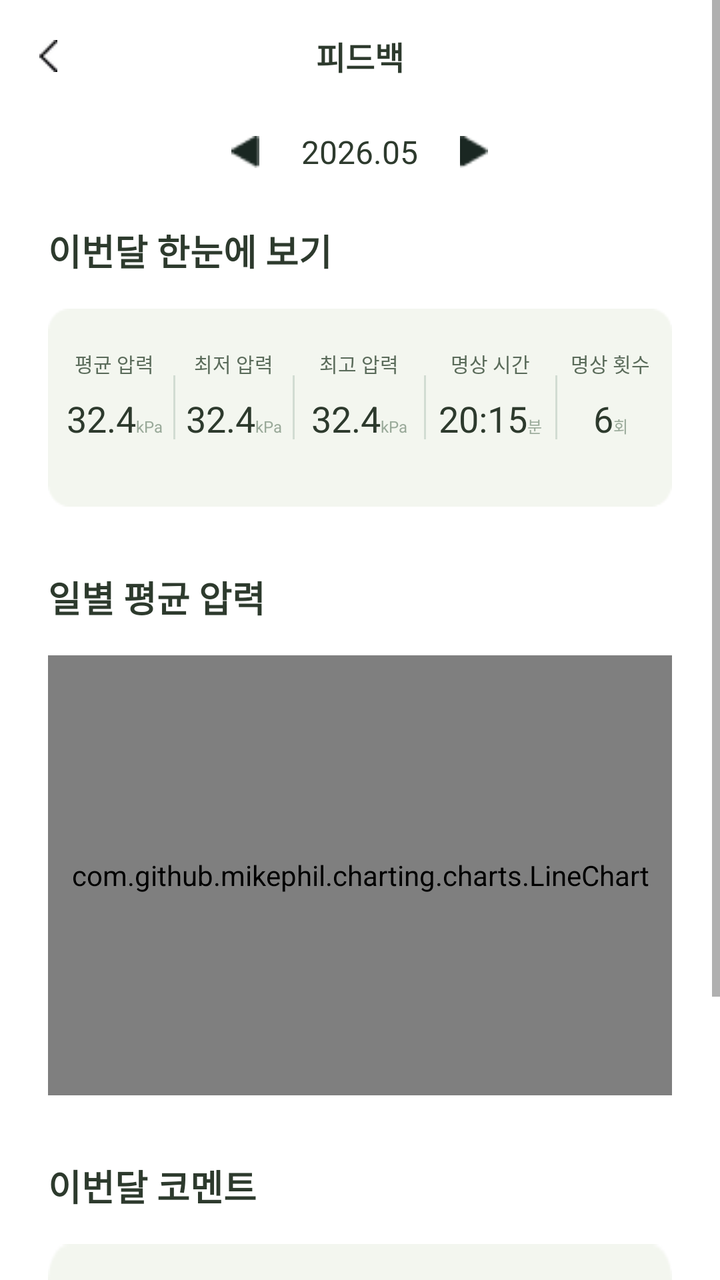
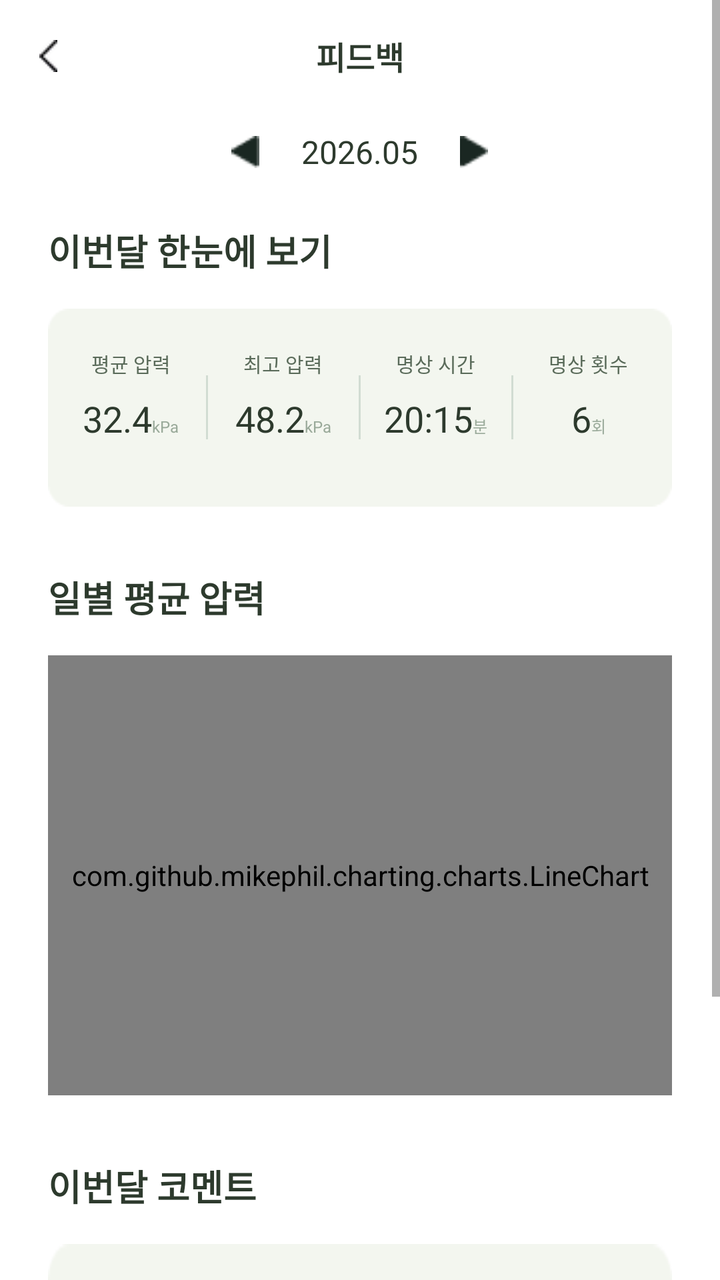

An Android layout rendered at two revisions. The XML below is the earlier revision; the diff shows what the commit changed to produce the second picture.
<!-- AndroidManifest.xml: application theme Theme.NewRitage -->
<!-- res/layout/fragment_monthly_analysis.xml -->
<?xml version="1.0" encoding="utf-8"?>
<ScrollView
    xmlns:android="http://schemas.android.com/apk/res/android"
    xmlns:app="http://schemas.android.com/apk/res-auto"
    android:layout_width="match_parent"
    android:layout_height="match_parent"
    android:background="@color/white">

    <LinearLayout
        android:layout_width="match_parent"
        android:layout_height="wrap_content"
        android:orientation="vertical"
        android:paddingBottom="40dp">

        
        <RelativeLayout
            android:layout_width="match_parent"
            android:layout_height="56dp">

            <ImageView
                android:id="@+id/btnBack"
                android:layout_width="48dp"
                android:layout_height="match_parent"
                android:layout_alignParentStart="true"
                android:scaleType="center"
                android:src="@drawable/back"
                android:contentDescription="뒤로가기" />

            <TextView
                android:layout_width="wrap_content"
                android:layout_height="wrap_content"
                android:layout_centerInParent="true"
                android:text="피드백"
                android:textSize="16sp"
                android:textStyle="bold"
                android:textColor="@color/text_primary" />
        </RelativeLayout>

        
        <LinearLayout
            android:layout_width="match_parent"
            android:layout_height="wrap_content"
            android:orientation="horizontal"
            android:gravity="center"
            android:paddingTop="8dp"
            android:paddingBottom="24dp">

            <ImageView
                android:id="@+id/btnPrevMonth"
                android:src="@drawable/a"
                android:layout_width="24dp"
                android:layout_height="24dp"
                android:padding="4dp"

                android:layout_marginEnd="16dp"/>



            <TextView
                android:id="@+id/tvDateLabel"
                android:layout_width="wrap_content"
                android:layout_height="wrap_content"
                android:text="2026.05"
                android:textSize="16sp"
                android:textColor="@color/text_primary" />

            <ImageView
                android:id="@+id/btnNextMonth"
                android:src="@drawable/b"
                android:layout_width="24dp"
                android:layout_height="24dp"
                android:padding="4dp"

                android:layout_marginStart="16dp"/>
        </LinearLayout>

        
        <LinearLayout
            android:layout_width="match_parent"
            android:layout_height="wrap_content"
            android:orientation="vertical"
            android:paddingHorizontal="24dp">

            <TextView
                android:layout_width="match_parent"
                android:layout_height="wrap_content"
                android:text="이번달 한눈에 보기"
                android:textSize="18sp"
                android:textStyle="bold"
                android:textColor="@color/text_primary"
                android:layout_marginBottom="16dp" />

            
            <LinearLayout
                android:layout_width="match_parent"
                android:layout_height="wrap_content"
                android:background="@drawable/acard"
                android:orientation="horizontal"
                android:paddingVertical="20dp"
                android:paddingHorizontal="4dp"
                android:baselineAligned="false">

                
                <LinearLayout
                    android:layout_width="0dp"
                    android:layout_height="wrap_content"
                    android:layout_weight="1"
                    android:orientation="vertical"
                    android:gravity="center">
                    <TextView android:layout_width="wrap_content" android:layout_height="wrap_content"
                        android:text="평균 압력" android:textSize="10sp" android:textColor="@color/text_secondary" android:layout_marginBottom="8dp"/>
                    <LinearLayout android:layout_width="wrap_content" android:layout_height="wrap_content" android:orientation="horizontal" android:gravity="bottom">
                        <TextView android:id="@+id/tvAvgPressure1" android:layout_width="wrap_content" android:layout_height="wrap_content"
                            android:text="32.4" android:textSize="18sp"  android:textColor="@color/text_primary" />
                        <TextView android:layout_width="wrap_content" android:layout_height="wrap_content"
                            android:text="kPa" android:textSize="8sp" android:textColor="@color/text_hint" />
                    </LinearLayout>
                </LinearLayout>

                <View android:layout_width="1dp" android:layout_height="32dp" android:background="#D1DCD2" android:layout_gravity="center_vertical"/>

                
                <LinearLayout
                    android:layout_width="0dp"
                    android:layout_height="wrap_content"
                    android:layout_weight="1"
                    android:orientation="vertical"
                    android:gravity="center">
                    <TextView android:layout_width="wrap_content" android:layout_height="wrap_content"
                        android:text="최저 압력" android:textSize="10sp" android:textColor="@color/text_secondary" android:layout_marginBottom="8dp"/>
                    <LinearLayout android:layout_width="wrap_content" android:layout_height="wrap_content" android:orientation="horizontal" android:gravity="bottom">
                        <TextView android:id="@+id/tvAvgPressure2" android:layout_width="wrap_content" android:layout_height="wrap_content"
                            android:text="32.4" android:textSize="18sp"  android:textColor="@color/text_primary" />
                        <TextView android:layout_width="wrap_content" android:layout_height="wrap_content"
                            android:text="kPa" android:textSize="8sp" android:textColor="@color/text_hint" />
                    </LinearLayout>
                </LinearLayout>

                <View android:layout_width="1dp" android:layout_height="32dp" android:background="#D1DCD2" android:layout_gravity="center_vertical"/>

                
                <LinearLayout
                    android:layout_width="0dp"
                    android:layout_height="wrap_content"
                    android:layout_weight="1.1"
                    android:orientation="vertical"
                    android:gravity="center">
                    <TextView android:layout_width="wrap_content" android:layout_height="wrap_content"
                        android:text="최고 압력" android:textSize="10sp" android:textColor="@color/text_secondary" android:layout_marginBottom="8dp"/>
                    <LinearLayout android:layout_width="wrap_content" android:layout_height="wrap_content" android:orientation="horizontal" android:gravity="bottom">
                        <TextView android:id="@+id/tvAvgPressure3" android:layout_width="wrap_content" android:layout_height="wrap_content"
                            android:text="32.4" android:textSize="18sp"  android:textColor="@color/text_primary" />
                        <TextView android:layout_width="wrap_content" android:layout_height="wrap_content"
                            android:text="kPa" android:textSize="8sp" android:textColor="@color/text_hint" />
                    </LinearLayout>
                </LinearLayout>

                <View android:layout_width="1dp" android:layout_height="32dp" android:background="#D1DCD2" android:layout_gravity="center_vertical"/>

                
                <LinearLayout
                    android:layout_width="0dp"
                    android:layout_height="wrap_content"
                    android:layout_weight="1.1"
                    android:orientation="vertical"
                    android:gravity="center">
                    <TextView android:layout_width="wrap_content" android:layout_height="wrap_content"
                        android:text="명상 시간" android:textSize="10sp" android:textColor="@color/text_secondary" android:layout_marginBottom="8dp"/>
                    <LinearLayout android:layout_width="wrap_content" android:layout_height="wrap_content" android:orientation="horizontal" android:gravity="bottom">
                        <TextView android:id="@+id/tvMedTime" android:layout_width="wrap_content" android:layout_height="wrap_content"
                            android:text="20:15" android:textSize="18sp" android:textColor="@color/text_primary" />
                        <TextView android:layout_width="wrap_content" android:layout_height="wrap_content"
                            android:text="분" android:textSize="8sp" android:textColor="@color/text_hint" />
                    </LinearLayout>
                </LinearLayout>

                <View android:layout_width="1dp" android:layout_height="32dp" android:background="#D1DCD2" android:layout_gravity="center_vertical"/>

                
                <LinearLayout
                    android:layout_width="0dp"
                    android:layout_height="wrap_content"
                    android:layout_weight="0.9"
                    android:orientation="vertical"
                    android:gravity="center">
                    <TextView android:layout_width="wrap_content" android:layout_height="wrap_content"
                        android:text="명상 횟수" android:textSize="10sp" android:textColor="@color/text_secondary" android:layout_marginBottom="8dp"/>
                    <LinearLayout android:layout_width="wrap_content" android:layout_height="wrap_content" android:orientation="horizontal" android:gravity="bottom">
                        <TextView android:id="@+id/tvMedCount" android:layout_width="wrap_content" android:layout_height="wrap_content"
                            android:text="6" android:textSize="18sp" android:textColor="@color/text_primary" />
                        <TextView android:layout_width="wrap_content" android:layout_height="wrap_content"
                            android:text="회" android:textSize="8sp" android:textColor="@color/text_hint" />
                    </LinearLayout>
                </LinearLayout>
            </LinearLayout>
        </LinearLayout>

        
        <LinearLayout
            android:layout_width="match_parent"
            android:layout_height="wrap_content"
            android:orientation="vertical"
            android:paddingHorizontal="24dp"
            android:layout_marginTop="32dp">

            <TextView
                android:layout_width="match_parent"
                android:layout_height="wrap_content"
                android:text="일별 평균 압력"
                android:textSize="18sp"
                android:textStyle="bold"
                android:textColor="@color/text_primary"
                android:layout_marginBottom="16dp" />

            <FrameLayout
                android:layout_width="match_parent"
                android:layout_height="220dp">

                <com.github.mikephil.charting.charts.LineChart
                    android:id="@+id/lineChart"
                    android:layout_width="match_parent"
                    android:layout_height="match_parent" />
            </FrameLayout>
        </LinearLayout>

        
        <LinearLayout
            android:layout_width="match_parent"
            android:layout_height="wrap_content"
            android:orientation="vertical"
            android:paddingHorizontal="24dp"
            android:layout_marginTop="32dp">

            <TextView
                android:layout_width="match_parent"
                android:layout_height="wrap_content"
                android:text="이번달 코멘트"
                android:textSize="18sp"
                android:textStyle="bold"
                android:textColor="@color/text_primary"
                android:layout_marginBottom="16dp" />

            <View
                android:layout_width="match_parent"
                android:layout_height="160dp"
                android:background="@drawable/acard" />
        </LinearLayout>

    </LinearLayout>
</ScrollView>
<!-- resources referenced by this layout -->
<resources>
  <color name="text_hint">#9AAA9A</color>
  <color name="text_primary">#2D3A2D</color>
  <color name="text_secondary">#5A6B5A</color>
  <color name="white">#FFFFFF</color>
  <!-- drawable a: png bitmap (drawable, 354 bytes) -->
  <!-- drawable acard: png bitmap (drawable, 915 bytes) -->
  <!-- drawable b: png bitmap (drawable, 337 bytes) -->
  <!-- drawable back: png bitmap (drawable, 368 bytes) -->
  <style name="Theme.NewRitage" parent="Theme.MaterialComponents.Light.NoActionBar">
          <item name="colorPrimary">@color/primary</item>
          <item name="colorPrimaryDark">@color/primary_dark</item>
          <item name="colorAccent">@color/primary</item>
          <item name="android:windowBackground">@color/background</item>
          <item name="android:statusBarColor">@color/primary</item>
          <item name="android:fontFamily">sans-serif</item>
      </style>
  <color name="primary">#8B9E7B</color>
  <color name="primary_dark">#6B7E5B</color>
  <color name="background">#FFFFFF</color>
</resources>

<!-- the commit's change to res/layout/fragment_monthly_analysis.xml (unified diff, before → after) -->
@@ -4,7 +4,8 @@
     xmlns:app="http://schemas.android.com/apk/res-auto"
     android:layout_width="match_parent"
     android:layout_height="match_parent"
-    android:background="@color/white">
+    android:background="@color/white"
+    android:fillViewport="true">
 
     <LinearLayout
         android:layout_width="match_parent"
@@ -12,7 +13,6 @@
         android:orientation="vertical"
         android:paddingBottom="40dp">
 
-        
         <RelativeLayout
             android:layout_width="match_parent"
             android:layout_height="56dp">
@@ -36,7 +36,6 @@
                 android:textColor="@color/text_primary" />
         </RelativeLayout>
 
-        
         <LinearLayout
             android:layout_width="match_parent"
             android:layout_height="wrap_content"
@@ -51,10 +50,7 @@
                 android:layout_width="24dp"
                 android:layout_height="24dp"
                 android:padding="4dp"
-
                 android:layout_marginEnd="16dp"/>
-
-
 
             <TextView
                 android:id="@+id/tvDateLabel"
@@ -70,11 +66,9 @@
                 android:layout_width="24dp"
                 android:layout_height="24dp"
                 android:padding="4dp"
-
                 android:layout_marginStart="16dp"/>
         </LinearLayout>
 
-        
         <LinearLayout
             android:layout_width="match_parent"
             android:layout_height="wrap_content"
@@ -90,7 +84,6 @@
                 android:textColor="@color/text_primary"
                 android:layout_marginBottom="16dp" />
 
-            
             <LinearLayout
                 android:layout_width="match_parent"
                 android:layout_height="wrap_content"
@@ -100,7 +93,6 @@
                 android:paddingHorizontal="4dp"
                 android:baselineAligned="false">
 
-                
                 <LinearLayout
                     android:layout_width="0dp"
                     android:layout_height="wrap_content"
@@ -111,7 +103,7 @@
                         android:text="평균 압력" android:textSize="10sp" android:textColor="@color/text_secondary" android:layout_marginBottom="8dp"/>
                     <LinearLayout android:layout_width="wrap_content" android:layout_height="wrap_content" android:orientation="horizontal" android:gravity="bottom">
                         <TextView android:id="@+id/tvAvgPressure1" android:layout_width="wrap_content" android:layout_height="wrap_content"
-                            android:text="32.4" android:textSize="18sp"  android:textColor="@color/text_primary" />
+                            android:text="32.4" android:textSize="18sp" android:textColor="@color/text_primary" />
                         <TextView android:layout_width="wrap_content" android:layout_height="wrap_content"
                             android:text="kPa" android:textSize="8sp" android:textColor="@color/text_hint" />
                     </LinearLayout>
@@ -119,18 +111,17 @@
 
                 <View android:layout_width="1dp" android:layout_height="32dp" android:background="#D1DCD2" android:layout_gravity="center_vertical"/>
 
-                
-                <LinearLayout
-                    android:layout_width="0dp"
-                    android:layout_height="wrap_content"
-                    android:layout_weight="1"
-                    android:orientation="vertical"
-                    android:gravity="center">
-                    <TextView android:layout_width="wrap_content" android:layout_height="wrap_content"
-                        android:text="최저 압력" android:textSize="10sp" android:textColor="@color/text_secondary" android:layout_marginBottom="8dp"/>
-                    <LinearLayout android:layout_width="wrap_content" android:layout_height="wrap_content" android:orientation="horizontal" android:gravity="bottom">
-                        <TextView android:id="@+id/tvAvgPressure2" android:layout_width="wrap_content" android:layout_height="wrap_content"
-                            android:text="32.4" android:textSize="18sp"  android:textColor="@color/text_primary" />
+                <LinearLayout
+                    android:layout_width="0dp"
+                    android:layout_height="wrap_content"
+                    android:layout_weight="1"
+                    android:orientation="vertical"
+                    android:gravity="center">
+                    <TextView android:layout_width="wrap_content" android:layout_height="wrap_content"
+                        android:text="최고 압력" android:textSize="10sp" android:textColor="@color/text_secondary" android:layout_marginBottom="8dp"/>
+                    <LinearLayout android:layout_width="wrap_content" android:layout_height="wrap_content" android:orientation="horizontal" android:gravity="bottom">
+                        <TextView android:id="@+id/tvAvgPressure3" android:layout_width="wrap_content" android:layout_height="wrap_content"
+                            android:text="48.2" android:textSize="18sp" android:textColor="@color/text_primary" />
                         <TextView android:layout_width="wrap_content" android:layout_height="wrap_content"
                             android:text="kPa" android:textSize="8sp" android:textColor="@color/text_hint" />
                     </LinearLayout>
@@ -138,30 +129,10 @@
 
                 <View android:layout_width="1dp" android:layout_height="32dp" android:background="#D1DCD2" android:layout_gravity="center_vertical"/>
 
-                
-                <LinearLayout
-                    android:layout_width="0dp"
-                    android:layout_height="wrap_content"
-                    android:layout_weight="1.1"
-                    android:orientation="vertical"
-                    android:gravity="center">
-                    <TextView android:layout_width="wrap_content" android:layout_height="wrap_content"
-                        android:text="최고 압력" android:textSize="10sp" android:textColor="@color/text_secondary" android:layout_marginBottom="8dp"/>
-                    <LinearLayout android:layout_width="wrap_content" android:layout_height="wrap_content" android:orientation="horizontal" android:gravity="bottom">
-                        <TextView android:id="@+id/tvAvgPressure3" android:layout_width="wrap_content" android:layout_height="wrap_content"
-                            android:text="32.4" android:textSize="18sp"  android:textColor="@color/text_primary" />
-                        <TextView android:layout_width="wrap_content" android:layout_height="wrap_content"
-                            android:text="kPa" android:textSize="8sp" android:textColor="@color/text_hint" />
-                    </LinearLayout>
-                </LinearLayout>
-
-                <View android:layout_width="1dp" android:layout_height="32dp" android:background="#D1DCD2" android:layout_gravity="center_vertical"/>
-
-                
-                <LinearLayout
-                    android:layout_width="0dp"
-                    android:layout_height="wrap_content"
-                    android:layout_weight="1.1"
+                <LinearLayout
+                    android:layout_width="0dp"
+                    android:layout_height="wrap_content"
+                    android:layout_weight="1"
                     android:orientation="vertical"
                     android:gravity="center">
                     <TextView android:layout_width="wrap_content" android:layout_height="wrap_content"
@@ -176,11 +147,10 @@
 
                 <View android:layout_width="1dp" android:layout_height="32dp" android:background="#D1DCD2" android:layout_gravity="center_vertical"/>
 
-                
-                <LinearLayout
-                    android:layout_width="0dp"
-                    android:layout_height="wrap_content"
-                    android:layout_weight="0.9"
+                <LinearLayout
+                    android:layout_width="0dp"
+                    android:layout_height="wrap_content"
+                    android:layout_weight="1"
                     android:orientation="vertical"
                     android:gravity="center">
                     <TextView android:layout_width="wrap_content" android:layout_height="wrap_content"
@@ -195,7 +165,6 @@
             </LinearLayout>
         </LinearLayout>
 
-        
         <LinearLayout
             android:layout_width="match_parent"
             android:layout_height="wrap_content"
@@ -223,7 +192,6 @@
             </FrameLayout>
         </LinearLayout>
 
-        
         <LinearLayout
             android:layout_width="match_parent"
             android:layout_height="wrap_content"
